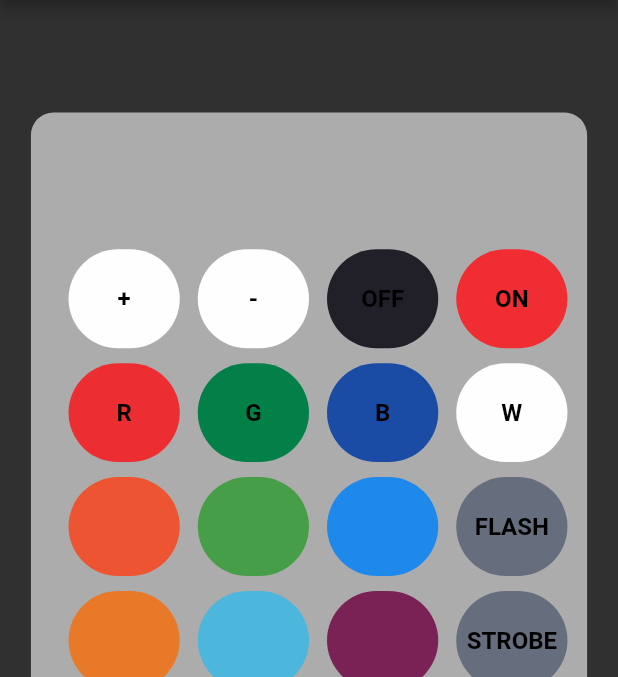
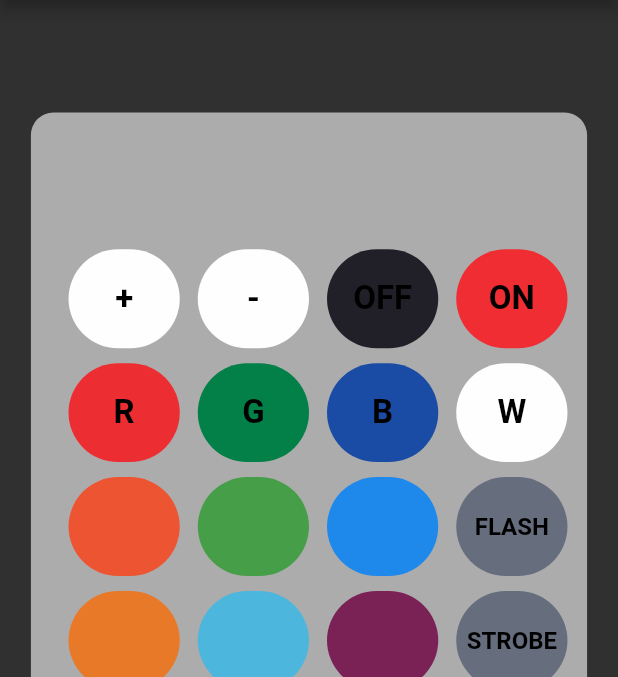
Before and after one commit to alestarck/RGB_Remote_Control, a Flutter app: the screen it shows after launch, on a phone screen of 412 x 824 dp, the part 84-761 px from its top. Run offline on Flutter 3.47's test engine with Material 2 defaults, Android fonts, the phone set to English and light mode, and no system bars; missing offline and left inert: ir_sensor_plugin.

Commit message:
fix bugs

```diff
--- a/lib/main.dart
+++ b/lib/main.dart
@@ -27,7 +27,8 @@ class HomePage extends StatefulWidget {
 }
 
 class HomePageWidget extends State<HomePage> {
-  Widget Button(BuildContext context, String color, String text, String idCod) {
+  //
+  Widget Button(BuildContext context, String color, String text, double sizeText, String idCod) {
     return GestureDetector(
       child: Container(
         width: MediaQuery.of(context).size.width * 0.18,
@@ -35,12 +36,12 @@ class HomePageWidget extends State<HomePage> {
         margin: const EdgeInsets.only(bottom: 0, left: 12, right: 0, top: 10),
         decoration: BoxDecoration(
             color: Color(int.parse(color)),
-            borderRadius: BorderRadius.all(Radius.circular(50.0))),
+            borderRadius: const BorderRadius.all(Radius.circular(50.0))),
         child: Center(
             child: Text(
           text,
-          style: const TextStyle(
-              color: Colors.black, fontWeight: FontWeight.bold, fontSize: 16),
+          style: TextStyle(
+              color: Colors.black, fontWeight: FontWeight.bold, fontSize: sizeText),
         )),
       ),
       onTap: () {
@@ -72,55 +73,55 @@ class HomePageWidget extends State<HomePage> {
                 Row(
                   mainAxisAlignment: MainAxisAlignment.center,
                   children: [
-                    Button(context, "0xFFFEFEFF", "+", "+"),
-                    Button(context, "0xFFFEFEFF", "-", "-"),
-                    Button(context, "0xFF212029", "OFF", "OFF"),
-                    Button(context, "0xFFFEF2D32", "ON", "ON"),
+                    Button(context, "0xFFFEFEFF", "+",22, "+"),
+                    Button(context, "0xFFFEFEFF", "-",22, "-"),
+                    Button(context, "0xFF212029", "OFF",22, "OFF"),
+                    Button(context, "0xFFFEF2D32", "ON",22, "ON"),
                   ],
                 ),
                 Row(
                   mainAxisAlignment: MainAxisAlignment.center,
                   children: [
-                    Button(context, "0xFFEC2E33", "R", "R"),
-                    Button(context, "0xFF028048", "G", "G"),
-                    Button(context, "0xFF1A4CA5", "B", "B"),
-                    Button(context, "0xFFFEFEFF", "W", "W"),
+                    Button(context, "0xFFEC2E33", "R",22, "R"),
+                    Button(context, "0xFF028048", "G",22, "G"),
+                    Button(context, "0xFF1A4CA5", "B",22, "B"),
+                    Button(context, "0xFFFEFEFF", "W",22, "W"),
                   ],
                 ),
                 Row(
                   mainAxisAlignment: MainAxisAlignment.center,
                   children: [
-                    Button(context, "0xFFED5432", "", "R1"),
-                    Button(context, "0xFF479E48", "", "G1"),
-                    Button(context, "0xFF1F89EB", "", "B1"),
-                    Button(context, "0xFF666E7E", "FLASH", "FLASH"),
+                    Button(context, "0xFFED5432", "",0, "R1"),
+                    Button(context, "0xFF479E48", "",0, "G1"),
+                    Button(context, "0xFF1F89EB", "",0, "B1"),
+                    Button(context, "0xFF666E7E", "FLASH",16, "FLASH"),
                   ],
                 ),
                 Row(
                   mainAxisAlignment: MainAxisAlignment.center,
                   children: [
-                    Button(context, "0xFFE87928", "", "R2"),
-                    Button(context, "0xFF4CB6DD", "", "G2"),
-                    Button(context, "0xFF7A2155", "", "B2"),
-                    Button(context, "0xFF666E7E", "STROBE", "STROBE"),
+                    Button(context, "0xFFE87928", "",0, "R2"),
+                    Button(context, "0xFF4CB6DD", "",0, "G2"),
+                    Button(context, "0xFF7A2155", "",0, "B2"),
+                    Button(context, "0xFF666E7E", "STROBE",16, "STROBE"),
                   ],
                 ),
                 Row(
                   mainAxisAlignment: MainAxisAlignment.center,
                   children: [
-                    Button(context, "0xFFEFBB4D", "", "R3"),
-                    Button(context, "0xFF029AD9", "", "G3"),
-                    Button(context, "0xFFAD1D5A", "", "B3"),
-                    Button(context, "0xFF666E7E", "FADE", "FADE"),
+                    Button(context, "0xFFEFBB4D", "",0, "R3"),
+                    Button(context, "0xFF029AD9", "",0, "G3"),
+                    Button(context, "0xFFAD1D5A", "",0, "B3"),
+                    Button(context, "0xFF666E7E", "FADE",16, "FADE"),
                   ],
                 ),
                 Row(
                   mainAxisAlignment: MainAxisAlignment.center,
                   children: [
-                    Button(context, "0xFFF9E828", "", "R4"),
-                    Button(context, "0xFF0278B5", "", "G4"),
-                    Button(context, "0xFFD4517B", "", "B4"),
-                    Button(context, "0xFF666E7E", "SMOOTH", "SMOOTH"),
+                    Button(context, "0xFFF9E828", "",0, "R4"),
+                    Button(context, "0xFF0278B5", "",0, "G4"),
+                    Button(context, "0xFFD4517B", "",0, "B4"),
+                    Button(context, "0xFF666E7E", "SMOOTH",16, "SMOOTH"),
                   ],
                 ),
               ],
```
Also changed, not shown: 1 other file.
